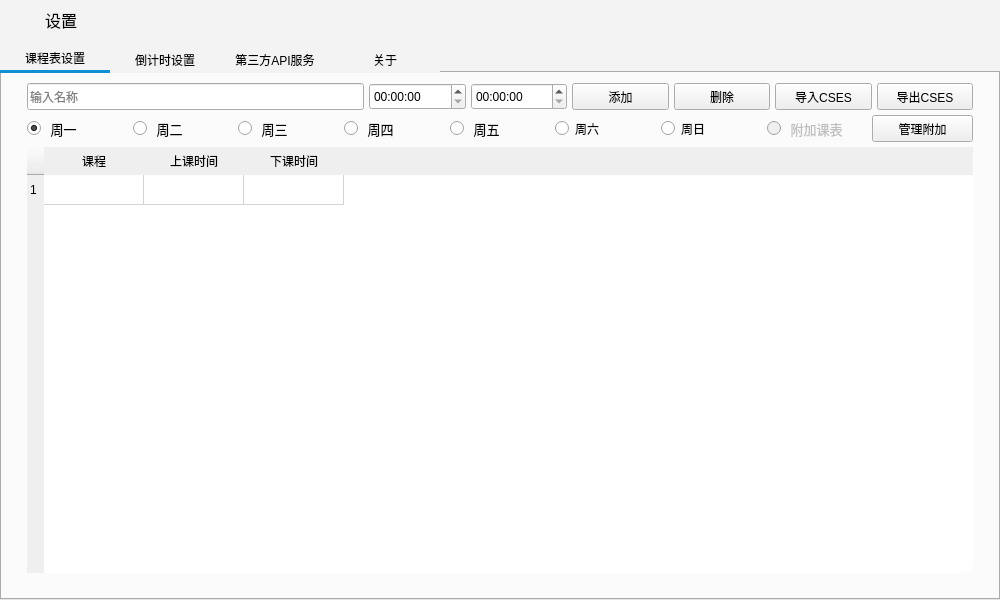
Aero8m/ClassTopLand, file src/TableEditWidget/TableEditWidget.ui: the form before one commit.
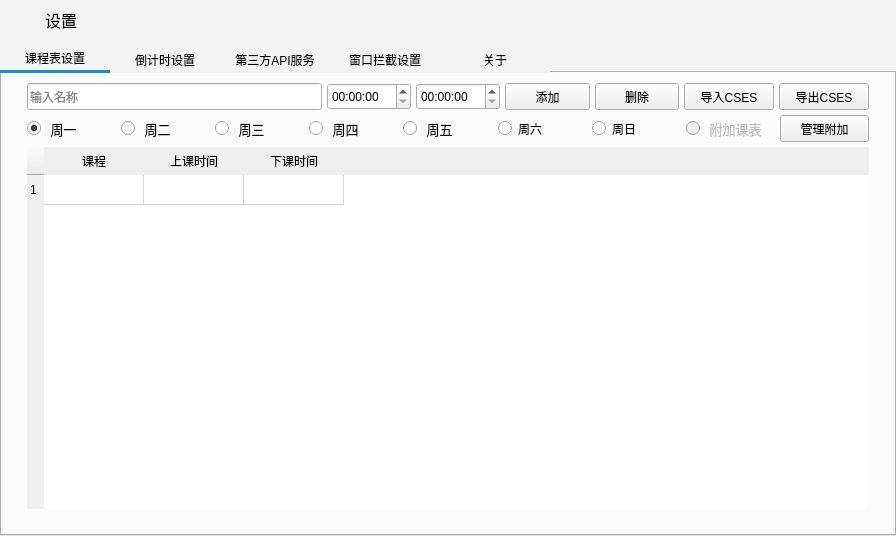
The form after the commit. Icons and pictures are not drawn. Custom widgets are drawn as their Qt base class.

Commit message: 添加窗口拦截功能 修改部分界面样式

Diff of the .ui file:
```diff
--- a/src/TableEditWidget/TableEditWidget.ui
+++ b/src/TableEditWidget/TableEditWidget.ui
@@ -6,8 +6,8 @@
    <rect>
     <x>0</x>
     <y>0</y>
-    <width>1000</width>
-    <height>600</height>
+    <width>896</width>
+    <height>536</height>
    </rect>
   </property>
   <property name="windowTitle">
@@ -246,7 +246,7 @@
              <widget class="QPushButton" name="importCSES">
               <property name="minimumSize">
                <size>
-                <width>0</width>
+                <width>90</width>
                 <height>27</height>
                </size>
               </property>
@@ -259,7 +259,7 @@
              <widget class="QPushButton" name="outputCSES">
               <property name="minimumSize">
                <size>
-                <width>0</width>
+                <width>90</width>
                 <height>27</height>
                </size>
               </property>
@@ -660,6 +660,11 @@
        <string>第三方API服务</string>
       </attribute>
      </widget>
+     <widget class="WindowInterceptionTab" name="windowInterceptionTab">
+      <attribute name="title">
+       <string>窗口拦截设置</string>
+      </attribute>
+     </widget>
      <widget class="QWidget" name="tab_2">
       <attribute name="title">
        <string>关于</string>
@@ -906,6 +911,11 @@
   </layout>
  </widget>
  <customwidgets>
+  <customwidget>
+   <class>WindowInterceptionTab</class>
+   <extends>QWidget</extends>
+   <header>WindowInterceptionTab/WindowInterceptionTab.h</header>
+  </customwidget>
   <customwidget>
    <class>ClickLabel</class>
    <extends>QLabel</extends>
```
The commit also changes 7 other files.
